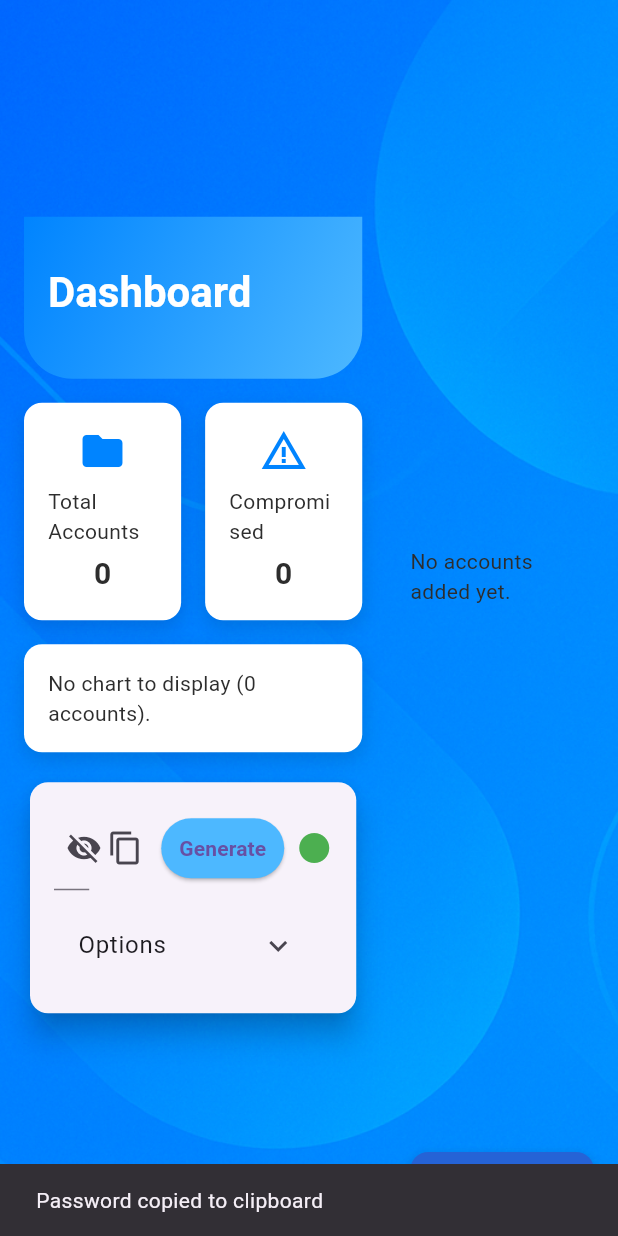
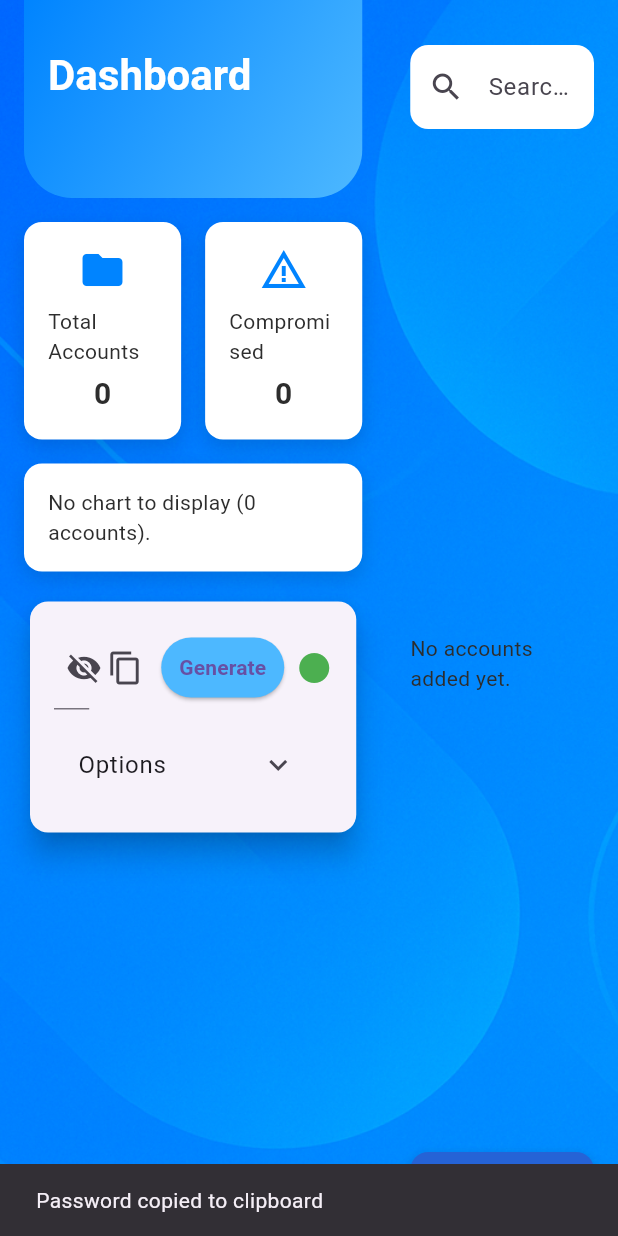
Before and after one commit to ChicoState/passguard, a Flutter app: the HomeScreen screen opened directly with empty values, after a tap on the "content copy" icon, on a phone screen of 412 x 824 dp. Run offline on Flutter 3.47's test engine with Material 3 defaults, Android fonts, the phone set to English and light mode, and no system bars; our stand-ins replace cloud_firestore, firebase_auth, firebase_core, fl_chart; missing offline and left inert: word_generator; accounts and stored records are empty; generated files the repository leaves out were written again.

Commit message:
implemented search + UI changes

```diff
--- a/passguard_app/lib/screens/home/home_screen.dart
+++ b/passguard_app/lib/screens/home/home_screen.dart
@@ -18,6 +18,9 @@ class HomeScreen extends StatefulWidget {
 }
 
 class _HomeScreenState extends State<HomeScreen> {
+  // Searching Query variable, default ('') displays all accounts
+  String _searchQuery = '';
+
   @override
   Widget build(BuildContext context) {
     return Scaffold(
@@ -34,9 +37,12 @@ class _HomeScreenState extends State<HomeScreen> {
               //left side (header + stats)
               Expanded(
                 flex: 5,
+                child: Column(
+                  children: [
+                    Expanded(
+                      child: SingleChildScrollView(
                         child: Padding(
-                  padding: const EdgeInsets.all(kDefaultPadding),
-                  child: SingleChildScrollView(
+                          padding: const EdgeInsets.symmetric(horizontal: kDefaultPadding),
                           child: Column(
                             crossAxisAlignment: CrossAxisAlignment.start,
                             children: [
@@ -45,7 +51,6 @@ class _HomeScreenState extends State<HomeScreen> {
                                 padding: const EdgeInsets.only(top: kDefaultPadding),
                                 child: StatsCardRow(userId: widget.userId),
                               ),
-                        // Password Generator Box
                               const SizedBox(height: kDefaultPadding),
                               const PassGen(),
                             ],
@@ -53,6 +58,10 @@ class _HomeScreenState extends State<HomeScreen> {
                         ),
                       ),
                     ),
+                  ],
+                ),
+              ),
+
               //right side (accounts + add button)
               Expanded(
                 flex: 3,
@@ -60,6 +69,29 @@ class _HomeScreenState extends State<HomeScreen> {
                   padding: const EdgeInsets.symmetric(horizontal: kDefaultPadding),
                   child: Column(
                     children: [
+                      //Search Filtering:
+                      Padding(
+                        padding: const EdgeInsets.only(top: 30.0, bottom: 30.0),
+                        child: TextField(
+                          onChanged: (value) {
+                            setState(() {
+                              _searchQuery = value.toLowerCase();
+                            });
+                          },
+                          decoration: InputDecoration(
+                            hintText: 'Search accounts...',
+                            prefixIcon: Icon(Icons.search),
+                            filled: true,
+                            fillColor: Colors.white,
+                            border: OutlineInputBorder(
+                              borderRadius: BorderRadius.circular(12),
+                              borderSide: BorderSide.none,
+                            ),
+                          ),
+                        ),
+                      ),
+
+                      //List of Accounts:
                       Expanded(
                         child: AccountsList(
                           accountsStream: FirebaseFirestore.instance
@@ -68,6 +100,7 @@ class _HomeScreenState extends State<HomeScreen> {
                               .collection('accounts')
                               .snapshots(),
                           onEdit: (doc) => _showEditAccountDialog(doc),
+                          searchQuery: _searchQuery,
                         ),
                       ),
                       Align(
--- a/passguard_app/lib/screens/home/widgets/accounts_list.dart
+++ b/passguard_app/lib/screens/home/widgets/accounts_list.dart
@@ -7,11 +7,13 @@ import 'account_card.dart';
 class AccountsList extends StatelessWidget {
   final Stream<QuerySnapshot> accountsStream;
   final Function(DocumentSnapshot doc) onEdit;
+  final String searchQuery;
 
   const AccountsList({
     Key? key,
     required this.accountsStream,
     required this.onEdit,
+    required this.searchQuery,
   }) : super(key: key);
 
   @override
@@ -30,14 +32,22 @@ class AccountsList extends StatelessWidget {
             ),
           );
         }
+
+        //filtering:
+        final docs = snapshot.data!.docs.where((doc) {
+          final host = doc.id.toLowerCase(); // hostName
+          return host.contains(searchQuery); // match against search query
+        }).toList();
+
         return ListView(
-          children: snapshot.data!.docs.map((doc) {
+          children: docs.map((doc) {
             return AccountCard(
               doc: doc,
               onEdit: () => onEdit(doc),
             );
           }).toList(),
         );
+
       },
     );
   }
--- a/passguard_app/lib/screens/home/widgets/dashboard_header.dart
+++ b/passguard_app/lib/screens/home/widgets/dashboard_header.dart
@@ -1,14 +1,37 @@
 // lib/screens/home/widgets/dashboard_header.dart
 import 'package:flutter/material.dart';
 import 'package:passguard_app/theme.dart';
+import 'package:cloud_firestore/cloud_firestore.dart';
 
-class DashboardHeader extends StatelessWidget {
+class DashboardHeader extends StatefulWidget {
   final String userId;
 
   const DashboardHeader({
     Key? key,
     required this.userId,
   }) : super(key: key);
+
+  @override
+  State<DashboardHeader> createState() => _DashboardHeaderState();
+}
+
+class _DashboardHeaderState extends State<DashboardHeader> {
+  String userName = '';
+
+  @override
+  void initState() {
+    super.initState();
+    _loadUserName();
+  }
+
+  Future<void> _loadUserName() async {
+    final doc = await FirebaseFirestore.instance.collection('users').doc(widget.userId).get();
+    if (doc.exists) {
+      setState(() {
+        userName = doc['name'] ?? '';
+      });
+    }
+  }
 
   @override
   Widget build(BuildContext context) {
@@ -33,14 +56,19 @@ class DashboardHeader extends StatelessWidget {
         crossAxisAlignment: CrossAxisAlignment.start,
         children: [
           Text(
-            "Dashboard",
+            'Dashboard',
             style: Theme.of(context).textTheme.headlineMedium?.copyWith(
                   color: Colors.white,
                   fontWeight: FontWeight.bold,
                 ),
           ),
           const SizedBox(height: 8),
-
+          Text(
+            userName.isNotEmpty ? 'Hello, $userName' : '',
+            style: Theme.of(context).textTheme.titleMedium?.copyWith(
+                  color: Colors.white70,
+                ),
+          ),
         ],
       ),
     );
```
Lines whose indentation alone changed are shown as unchanged.
